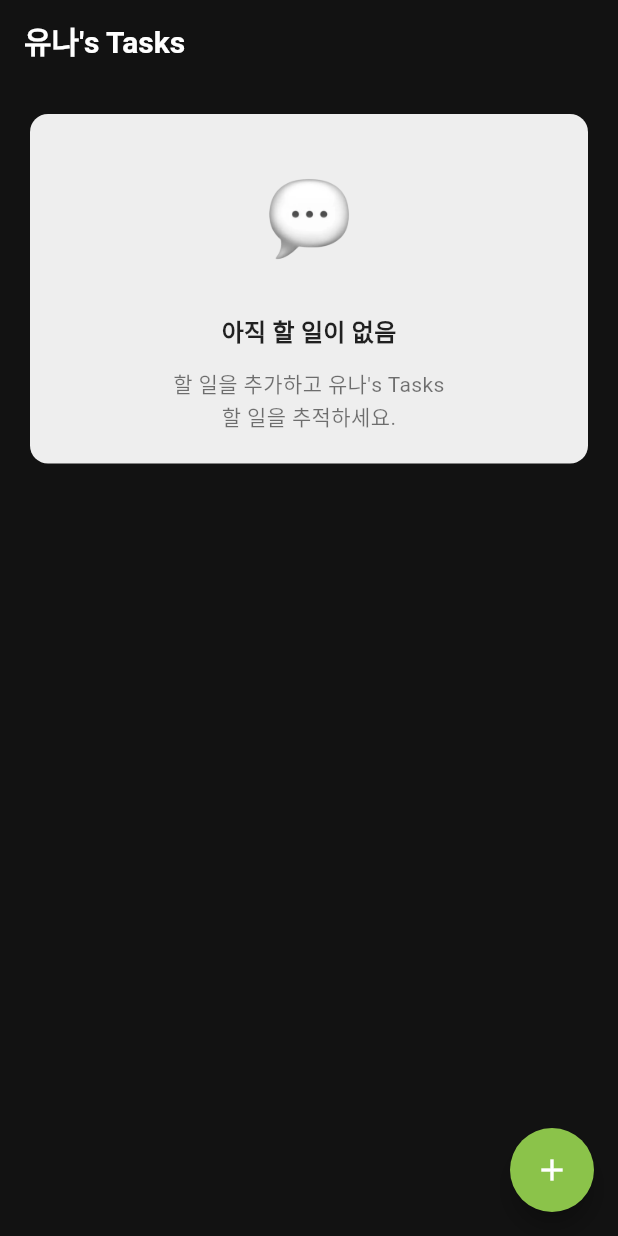
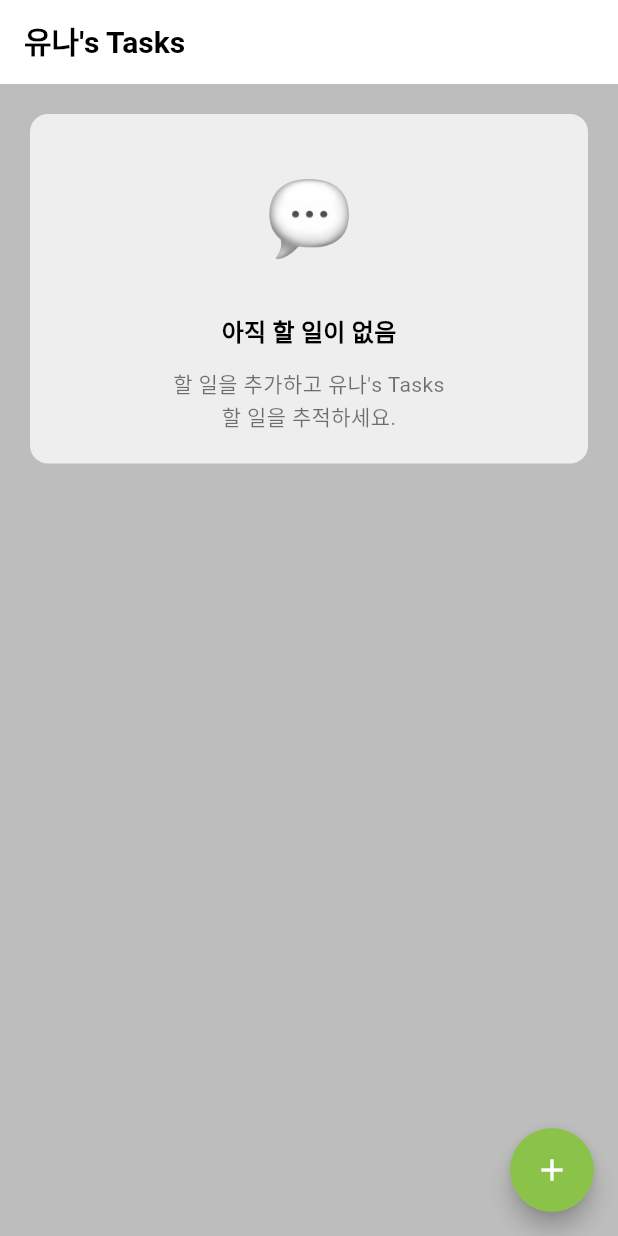
Before and after one commit to yuna-jung/tasks, a Flutter app: the screen it shows after launch, on a phone screen of 412 x 824 dp. Run offline on Flutter 3.47's test engine with Material 3 defaults, Android fonts, the phone set to English and light mode, and no system bars; Roboto replaces fonts that are missing (Nanum_Gothic).

Commit message:
ainfeat: 모든 기능 구현 완료

```diff
--- a/lib/homepage/todo_taskbox.dart
+++ b/lib/homepage/todo_taskbox.dart
@@ -29,7 +29,7 @@ class TaskBox extends StatelessWidget {
               builder: (innerContext) => Text(
                 '아직 할 일이 없음',
                 style: Theme.of(innerContext).textTheme.titleMedium?.copyWith(
-                  color: Colors.black87, // 명시적으로 어두운 색상 지정
+                  color: Colors.black, // 명시적으로 어두운 색상 지정
                   fontWeight: FontWeight.bold,
                 ),
               ),
--- a/lib/main.dart
+++ b/lib/main.dart
@@ -32,16 +32,10 @@ class MyApp extends StatelessWidget {
         ),
 
           colorScheme: ColorScheme.dark(
-            // onSurface: Colors.black,
-          // seedColor: Colors.lightGreen,
           brightness: Brightness.dark,
           ),
-        // textTheme: const TextTheme(
-        //   titleMedium: TextStyle(color: Colors.black),
-        //   bodyMedium: TextStyle(color: Colors.black)
-        // )
       ),
-      themeMode: ThemeMode.dark,
+      themeMode: ThemeMode.light,
       home: const Homepage(),
     );
   }
```
